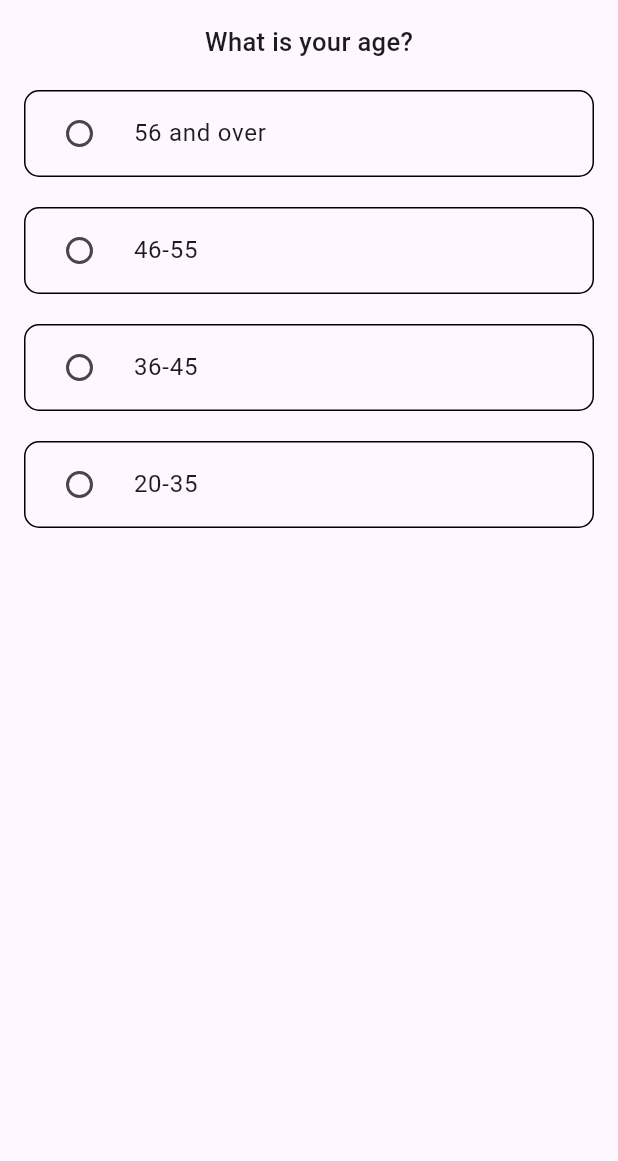
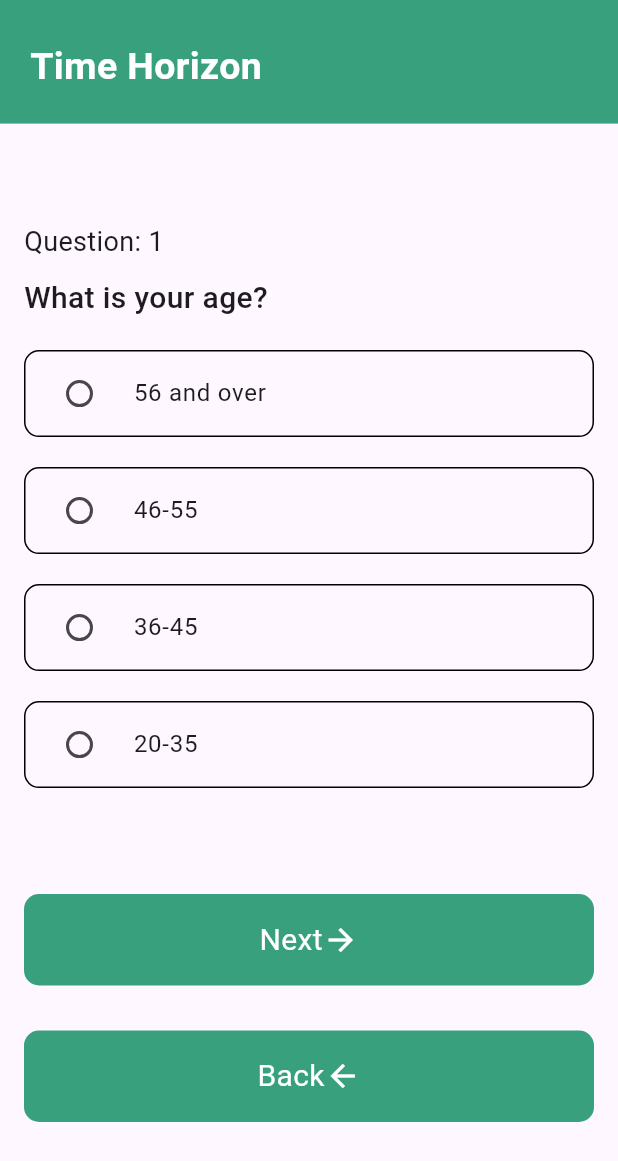
Before and after one commit to abhishekathena29/persifolio, a Flutter app: the screen it shows after launch, after a tap on "Login with Google", on a phone screen of 412 x 824 dp. Shown: the top 1161 px of the screen. Run offline on Flutter 3.47's test engine with Material 3 defaults, Android fonts, the light colour scheme and no system bars; our stand-ins replace firebase_auth, firebase_core, flutter_screenutil, flutter_svg, google_sign_in; accounts and stored records are empty.

Commit message:
Assessment Frontend

```diff
--- a/lib/feature/assessment/data/local/dummy.data.dart
+++ b/lib/feature/assessment/data/local/dummy.data.dart
@@ -8,6 +8,8 @@ List<Assessment> onboarding = [
 
 List<Question> timeHorizon = [
   Question(
+    questionNo: 1,
+    heading: 'Time Horizon',
     title: 'What is your age?',
     options: [
       Option(option: '56 and over', score: 1),
@@ -17,6 +19,8 @@ List<Question> timeHorizon = [
     ],
   ),
   Question(
+    questionNo: 2,
+    heading: 'Time Horizon',
     title: 'What is your primary financial goal?',
     options: [
       Option(option: 'Wealth preservation', score: 1),
@@ -25,6 +29,8 @@ List<Question> timeHorizon = [
     ],
   ),
   Question(
+    questionNo: 3,
+    heading: 'Time Horizon',
     title: 'What is the time frame for you to achieve your financial goals?',
     options: [
       Option(option: '0-5 years', score: 1),
@@ -36,6 +42,8 @@ List<Question> timeHorizon = [
 
 List<Question> financialGoals = [
   Question(
+    questionNo: 4,
+    heading: 'Financial Goals',
     title: 'Which of the following best describes your financial goals?',
     options: [
       Option(
@@ -53,6 +61,8 @@ List<Question> financialGoals = [
     ],
   ),
   Question(
+    questionNo: 5,
+    heading: 'Financial Goals',
     title:
         'How do you expect your standard of living five years from now to compare to your standard of living today?',
     options: [
--- a/lib/feature/assessment/data/models/assessment.model.dart
+++ b/lib/feature/assessment/data/models/assessment.model.dart
@@ -23,25 +23,33 @@ class Assessment {
 }
 
 class Question {
+  String heading;
   String title;
   List<Option> options;
+  int questionNo;
   Question({
+    required this.heading,
     required this.title,
     required this.options,
+    required this.questionNo,
   });
 
   Map<String, dynamic> toMap() {
     return {
       'title': title,
       'options': options.map((x) => x.toMap()).toList(),
+      'questionNo': questionNo,
+      'heading': heading
     };
   }
 
   factory Question.fromMap(Map<String, dynamic> map) {
     return Question(
-      title: map['title'] ?? '',
-      options: List<Option>.from(map['options']?.map((x) => Option.fromMap(x))),
-    );
+        heading: map['heading'] ?? '',
+        title: map['title'] ?? '',
+        options:
+            List<Option>.from(map['options']?.map((x) => Option.fromMap(x))),
+        questionNo: map['questionNo'] ?? 0);
   }
 }
 
--- a/lib/feature/assessment/page/assessment.page.dart
+++ b/lib/feature/assessment/page/assessment.page.dart
@@ -1,5 +1,5 @@
 import 'package:flutter/material.dart';
-import 'package:persifolio/feature/assessment/data/local/dummy.data.dart';
+import 'package:persifolio/feature/assessment/page/financial_goals.dart';
 import 'package:persifolio/feature/assessment/page/time_horizon.dart';
 
 class AssessmentPage extends StatefulWidget {
@@ -15,6 +15,7 @@ class _AssessmentPageState extends State<AssessmentPage> {
     return PageView(
       children: [
         TimeHorizonAssessment(),
+        FinancialGoals(),
       ],
     );
   }
--- a/lib/feature/assessment/page/time_horizon.dart
+++ b/lib/feature/assessment/page/time_horizon.dart
@@ -1,4 +1,5 @@
 import 'package:flutter/material.dart';
+import 'package:flutter_screenutil/flutter_screenutil.dart';
 import 'package:persifolio/feature/assessment/data/local/dummy.data.dart';
 
 class TimeHorizonAssessment extends StatefulWidget {
@@ -10,22 +11,52 @@ class TimeHorizonAssessment extends StatefulWidget {
 
 class _TimeHorizonAssessmentState extends State<TimeHorizonAssessment> {
   String? type;
+  final timeHorizonController = PageController();
 
   @override
   Widget build(BuildContext context) {
-    return SafeArea(
-      child: Scaffold(
+    return Scaffold(
+      appBar: PreferredSize(
+          preferredSize: Size(1.sw, 0.1.sh),
+          child: Container(
+            padding:
+                const EdgeInsets.symmetric(horizontal: 20).copyWith(bottom: 20),
+            color: const Color(0xff38A07D),
+            child: const Column(
+              mainAxisAlignment: MainAxisAlignment.end,
+              crossAxisAlignment: CrossAxisAlignment.start,
+              children: [
+                Text(
+                  "Time Horizon",
+                  style: TextStyle(
+                    fontSize: 25,
+                    color: Colors.white,
+                    fontWeight: FontWeight.bold,
+                  ),
+                ),
+              ],
+            ),
+          )),
       body: Padding(
         padding: const EdgeInsets.all(16),
         child: PageView(
+          controller: timeHorizonController,
+          physics: const NeverScrollableScrollPhysics(),
           children: timeHorizon
               .map(
                 (ques) => Column(
+                  crossAxisAlignment: CrossAxisAlignment.stretch,
                   children: [
+                    const SizedBox(height: 50),
+                    Text(
+                      "Question: ${ques.questionNo}",
+                      style: const TextStyle(fontSize: 18),
+                    ),
+                    const SizedBox(height: 10),
                     Text(
                       ques.title,
                       style: const TextStyle(
-                          fontSize: 17,
+                        fontSize: 20,
                         fontWeight: FontWeight.w500,
                       ),
                     ),
@@ -46,15 +77,77 @@ class _TimeHorizonAssessmentState extends State<TimeHorizonAssessment> {
                               type = val;
                             });
                           },
+                          activeColor: const Color(0xff38A07D),
                         ),
                       ),
                     ),
+                    const Spacer(),
+                    QuestionNavigationButton(
+                      timeHorizonController: timeHorizonController,
+                      right: true,
+                    ),
+                    const SizedBox(height: 30),
+                    QuestionNavigationButton(
+                      timeHorizonController: timeHorizonController,
+                      right: false,
+                    ),
+                    const SizedBox(height: 60),
                   ],
                 ),
               )
               .toList(),
         ),
       ),
+    );
+  }
+}
+
+class QuestionNavigationButton extends StatelessWidget {
+  const QuestionNavigationButton({
+    super.key,
+    required this.timeHorizonController,
+    required this.right,
+  });
+
+  final PageController timeHorizonController;
+
+  final bool right;
+
+  @override
+  Widget build(BuildContext context) {
+    return GestureDetector(
+      onTap: () {
+        if (right) {
+          timeHorizonController.nextPage(
+            duration: const Duration(milliseconds: 400),
+            curve: Curves.linear,
+          );
+        } else {
+          timeHorizonController.previousPage(
+            duration: const Duration(milliseconds: 400),
+            curve: Curves.linear,
+          );
+        }
+      },
+      child: Container(
+        padding: const EdgeInsets.symmetric(vertical: 16),
+        decoration: BoxDecoration(
+          color: Color(0xff38A07D),
+          borderRadius: BorderRadius.circular(10),
+        ),
+        child: Row(
+          mainAxisAlignment: MainAxisAlignment.center,
+          children: [
+            Text(
+              right ? "Next" : "Back",
+              style: TextStyle(color: Colors.white, fontSize: 20),
+            ),
+            Icon(
+              right ? Icons.arrow_forward : Icons.arrow_back,
+              color: Colors.white,
+            ),
+          ],
+        ),
       ),
     );
   }
--- a/lib/main.dart
+++ b/lib/main.dart
@@ -1,5 +1,6 @@
 import 'package:firebase_core/firebase_core.dart';
 import 'package:flutter/material.dart';
+import 'package:flutter_screenutil/flutter_screenutil.dart';
 import 'package:persifolio/feature/auth/presentation/login.page.dart';
 import 'package:persifolio/firebase_options.dart';
 
@@ -12,16 +13,21 @@ Future<void> main() async {
 class MyApp extends StatelessWidget {
   const MyApp({super.key});
 
-  // This widget is the root of your application.
   @override
   Widget build(BuildContext context) {
+    return ScreenUtilInit(
+        splitScreenMode: true,
+        minTextAdapt: true,
+        ensureScreenSize: true,
+        builder: (context, child) {
           return MaterialApp(
-      title: 'Flutter Demo',
+            title: 'Persifolio',
             theme: ThemeData(
               colorScheme: ColorScheme.fromSeed(seedColor: Colors.deepPurple),
               useMaterial3: true,
             ),
             home: const Loginpage(),
           );
+        });
   }
 }
--- a/pubspec.yaml
+++ b/pubspec.yaml
@@ -40,6 +40,7 @@ dependencies:
   firebase_core:
   firebase_auth:
   google_sign_in:
+  cloud_firestore: ^5.0.2
 
 dev_dependencies:
   flutter_test:
```
Also changed, not shown: lib/feature/assessment/page/financial_goals.dart (added, +109 -0 lines), pubspec.lock. Lines whose indentation alone changed are shown as unchanged.
